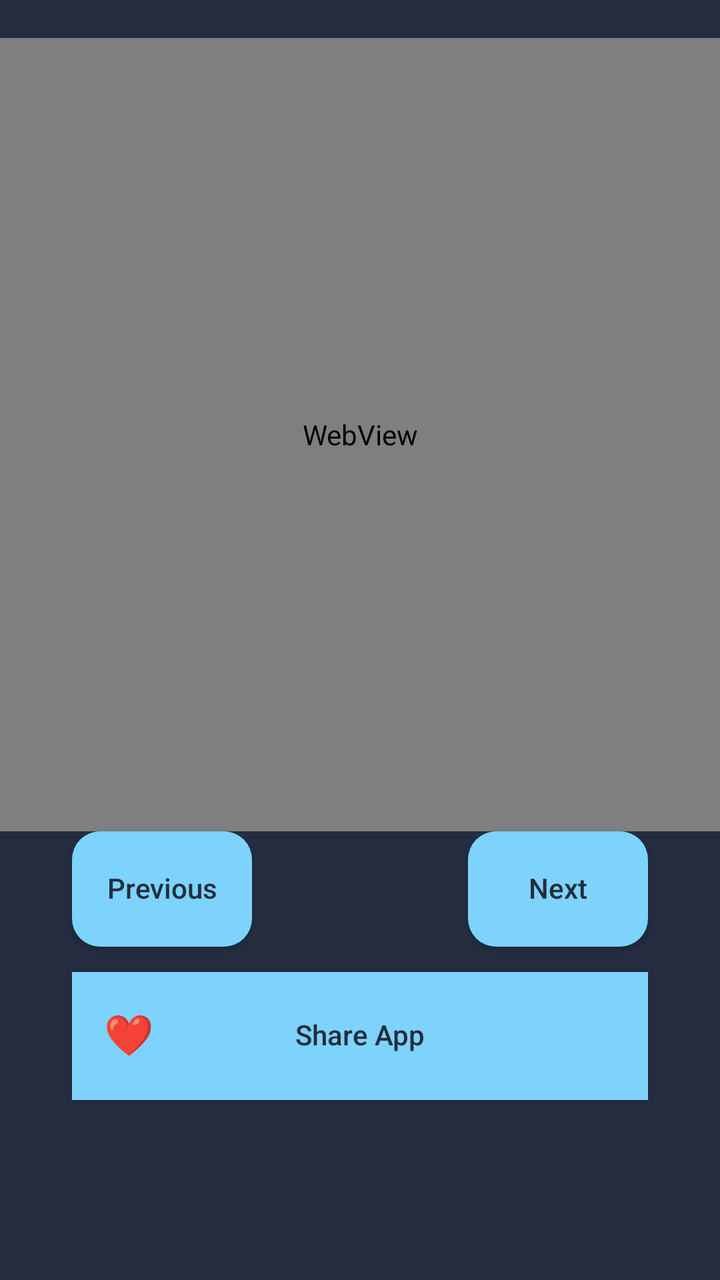
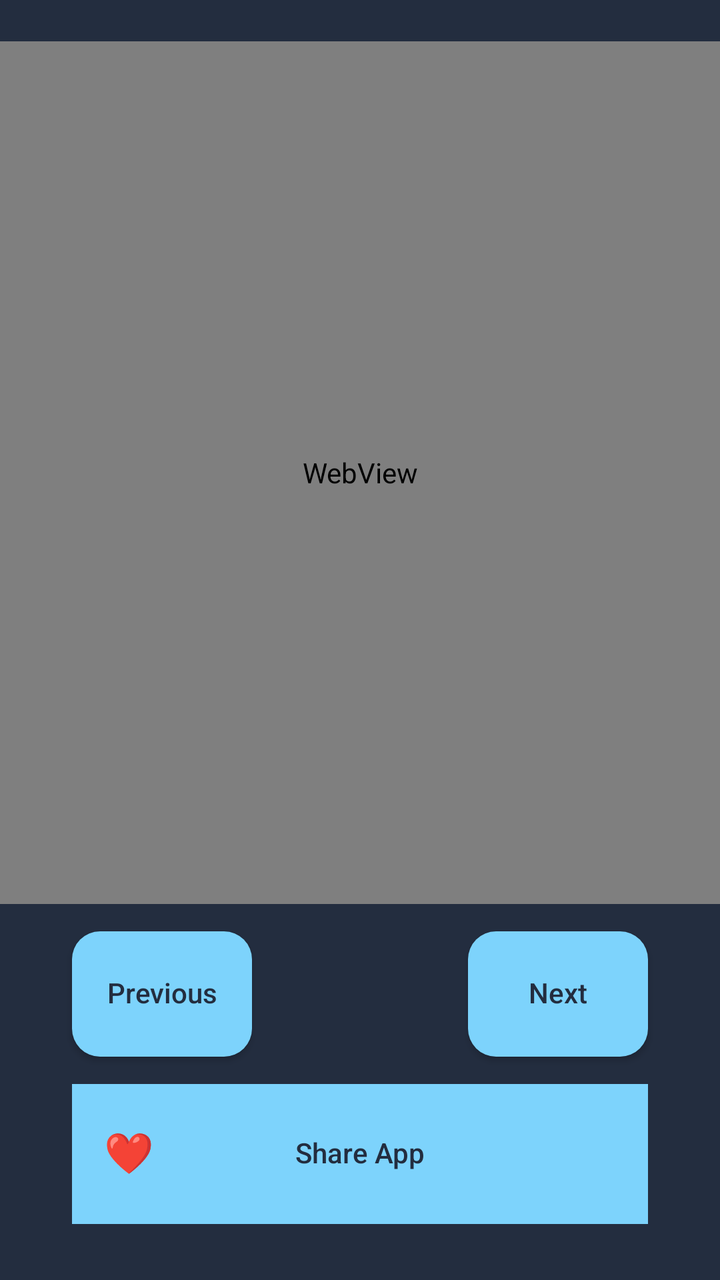

Two renders of the same Android screen: before a commit and after it. Below are the layout's source before the change and the commit's diff.
<!-- AndroidManifest.xml: activity theme Theme.NihalHome -->
<!-- res/layout/activity_ask_an_expert.xml -->
<?xml version="1.0" encoding="utf-8"?>
<LinearLayout xmlns:android="http://schemas.android.com/apk/res/android"
    android:layout_width="match_parent"
    android:layout_height="match_parent"
    android:orientation="vertical"
    android:weightSum="1000"
    android:background="@color/onboarding_background"
    android:clipChildren="false"
    android:clipToPadding="false">

    <View
        android:layout_width="match_parent"
        android:layout_height="0dp"
        android:layout_weight="30" />

    <FrameLayout
        android:layout_width="match_parent"
        android:layout_height="0dp"
        android:layout_weight="620">

        <WebView
            android:id="@+id/webViewHowToUse"
            android:layout_width="match_parent"
            android:layout_height="match_parent" />

        <ProgressBar
            android:id="@+id/progressHowToUse"
            android:layout_width="wrap_content"
            android:layout_height="wrap_content"
            android:layout_gravity="center"
            android:visibility="visible" />

    </FrameLayout>

    <LinearLayout
        android:layout_width="match_parent"
        android:layout_height="0dp"
        android:layout_weight="90"
        android:orientation="horizontal"
        android:weightSum="100">

        <View
            android:layout_width="0dp"
            android:layout_height="match_parent"
            android:layout_weight="10" />

        <Button
            android:id="@+id/buttonPrevious"
            android:layout_width="0dp"
            android:layout_height="match_parent"
            android:layout_weight="25"
            android:background="@drawable/bg_social_nav_button"
            android:text="@string/action_previous"
            android:textAllCaps="false"
            android:textColor="@color/onboarding_button_text"
            android:includeFontPadding="false"
            android:elevation="0dp" />

        <View
            android:layout_width="0dp"
            android:layout_height="match_parent"
            android:layout_weight="30" />

        <Button
            android:id="@+id/buttonNext"
            android:layout_width="0dp"
            android:layout_height="match_parent"
            android:layout_weight="25"
            android:background="@drawable/bg_social_nav_button"
            android:text="@string/action_next"
            android:textAllCaps="false"
            android:textColor="@color/onboarding_button_text"
            android:includeFontPadding="false"
            android:elevation="0dp" />

        <View
            android:layout_width="0dp"
            android:layout_height="match_parent"
            android:layout_weight="10" />

    </LinearLayout>

    <View
        android:layout_width="match_parent"
        android:layout_height="0dp"
        android:layout_weight="20" />

    <LinearLayout
        android:layout_width="match_parent"
        android:layout_height="0dp"
        android:layout_weight="100"
        android:orientation="horizontal"
        android:weightSum="100">

        <View
            android:layout_width="0dp"
            android:layout_height="match_parent"
            android:layout_weight="10" />

        <FrameLayout
            android:id="@+id/shareAppContainer"
            android:layout_width="0dp"
            android:layout_height="match_parent"
            android:layout_weight="80">

            <Button
                android:id="@+id/buttonShareApp"
                android:layout_width="match_parent"
                android:layout_height="match_parent"
                android:background="@color/onboarding_accent"
                android:text="@string/action_share_app"
                android:textColor="@color/onboarding_button_text"
                android:textAllCaps="false"
                android:includeFontPadding="false"
                android:elevation="0dp" />

            <TextView
                android:id="@+id/emojiShareApp"
                android:layout_width="wrap_content"
                android:layout_height="wrap_content"
                android:layout_gravity="start|center_vertical"
                android:layout_marginStart="16dp"
                android:text="❤️"
                android:textSize="20sp"
                android:textColor="@color/onboarding_button_text"
                android:includeFontPadding="false"
                android:visibility="visible"
                android:clickable="false"
                android:focusable="false"
                android:elevation="4dp"
                android:translationZ="4dp"
                android:importantForAccessibility="no" />

        </FrameLayout>

        <View
            android:layout_width="0dp"
            android:layout_height="match_parent"
            android:layout_weight="10" />

    </LinearLayout>

    <View
        android:layout_width="match_parent"
        android:layout_height="0dp"
        android:layout_weight="40" />

</LinearLayout>
<!-- resources referenced by this layout -->
<resources>
  <color name="onboarding_accent">#7DD3FC</color>
  <color name="onboarding_background">#232D3F</color>
  <color name="onboarding_button_text">#232D3F</color>
  <!-- drawable bg_social_nav_button (drawable) -->
  <?xml version="1.0" encoding="utf-8"?>
  <shape xmlns:android="http://schemas.android.com/apk/res/android"
      android:shape="rectangle">
      <solid android:color="@color/onboarding_accent" />
      <corners android:radius="14dp" />
  </shape>
  <string name="action_next">Next</string>
  <string name="action_previous">Previous</string>
  <string name="action_share_app">Share App</string>
  <style name="Theme.NihalHome" parent="android:Theme.Material.Light.NoActionBar">
          <item name="android:windowBackground">@android:color/white</item>
          <item name="android:statusBarColor">@android:color/white</item>
          <item name="android:navigationBarColor">@android:color/white</item>
          <item name="android:windowLightStatusBar">true</item>
      </style>
</resources>

<!-- the commit's change to res/layout/activity_ask_an_expert.xml (unified diff, before → after) -->
@@ -3,7 +3,7 @@
     android:layout_width="match_parent"
     android:layout_height="match_parent"
     android:orientation="vertical"
-    android:weightSum="1000"
+    android:weightSum="920"
     android:background="@color/onboarding_background"
     android:clipChildren="false"
     android:clipToPadding="false">
@@ -31,6 +31,11 @@
             android:visibility="visible" />
 
     </FrameLayout>
+
+    <View
+        android:layout_width="match_parent"
+        android:layout_height="0dp"
+        android:layout_weight="20" />
 
     <LinearLayout
         android:layout_width="match_parent"
